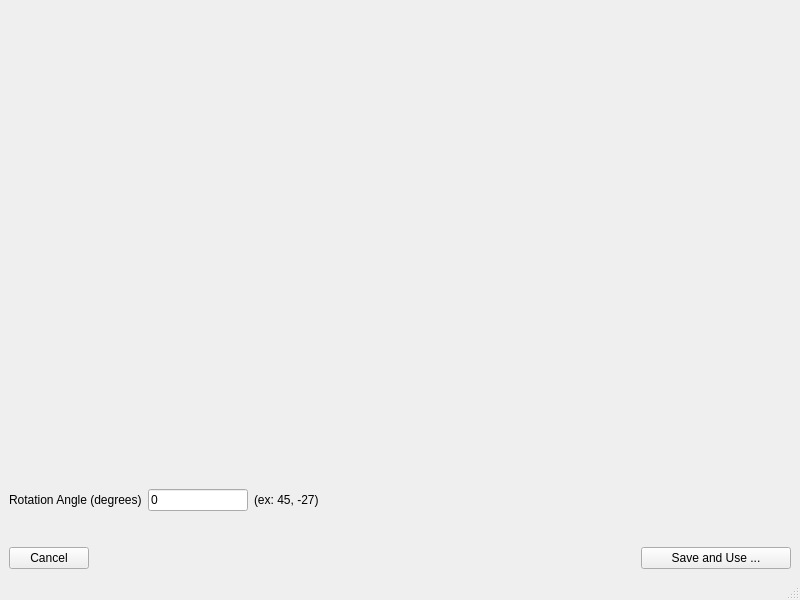
Above: src/iBeatles/ui/ui_rotateImages.ui from ornlneutronimaging/iBeatles before the change. Below: the same form after it.
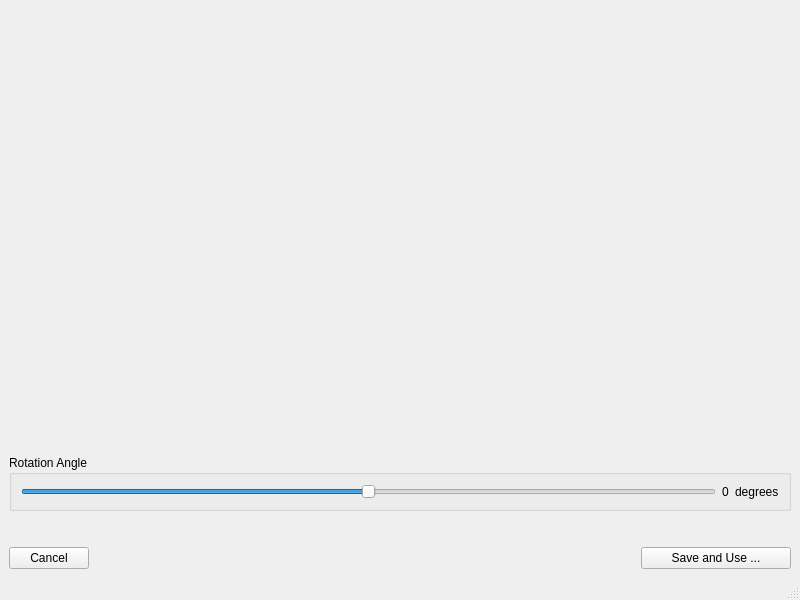
That is the form after the change.

Commit message: slider added. this refs #54

Diff of the .ui file:
```diff
--- a/src/iBeatles/ui/ui_rotateImages.ui
+++ b/src/iBeatles/ui/ui_rotateImages.ui
@@ -26,54 +26,40 @@
      </widget>
     </item>
     <item>
-     <layout class="QHBoxLayout" name="horizontalLayout_2">
+     <widget class="QGroupBox" name="groupBox">
+      <property name="title">
+       <string>Rotation Angle</string>
+      </property>
+      <layout class="QHBoxLayout" name="horizontalLayout_3">
       <item>
-       <widget class="QLabel" name="label">
-        <property name="text">
-         <string>Rotation Angle (degrees)</string>
+        <widget class="QSlider" name="angle_horizontalSlider">
+         <property name="minimum">
+          <number>-180</number>
+         </property>
+         <property name="maximum">
+          <number>180</number>
+         </property>
+         <property name="orientation">
+          <enum>Qt::Horizontal</enum>
         </property>
        </widget>
       </item>
       <item>
-       <widget class="QLineEdit" name="rotation_value">
-        <property name="minimumSize">
-         <size>
-          <width>100</width>
-          <height>0</height>
-         </size>
-        </property>
-        <property name="maximumSize">
-         <size>
-          <width>100</width>
-          <height>16777215</height>
-         </size>
-        </property>
+        <widget class="QLabel" name="angle_value">
         <property name="text">
          <string>0</string>
         </property>
        </widget>
       </item>
       <item>
-       <widget class="QLabel" name="label_2">
+        <widget class="QLabel" name="label_3">
         <property name="text">
-         <string>(ex: 45, -27)</string>
+          <string>degrees</string>
         </property>
        </widget>
       </item>
-      <item>
-       <spacer name="horizontalSpacer_2">
-        <property name="orientation">
-         <enum>Qt::Horizontal</enum>
-        </property>
-        <property name="sizeHint" stdset="0">
-         <size>
-          <width>40</width>
-          <height>20</height>
-         </size>
-        </property>
-       </spacer>
-      </item>
-     </layout>
+      </layout>
+     </widget>
     </item>
     <item>
      <spacer name="verticalSpacer">
```
Left out of the diff: 35 changed lines with no effect on the pictures. Lines whose indentation alone changed are shown as unchanged. The commit also changes 1 other file.
